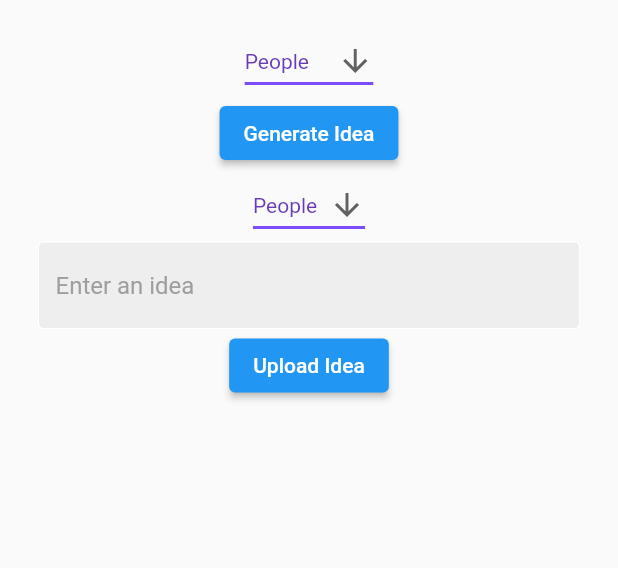
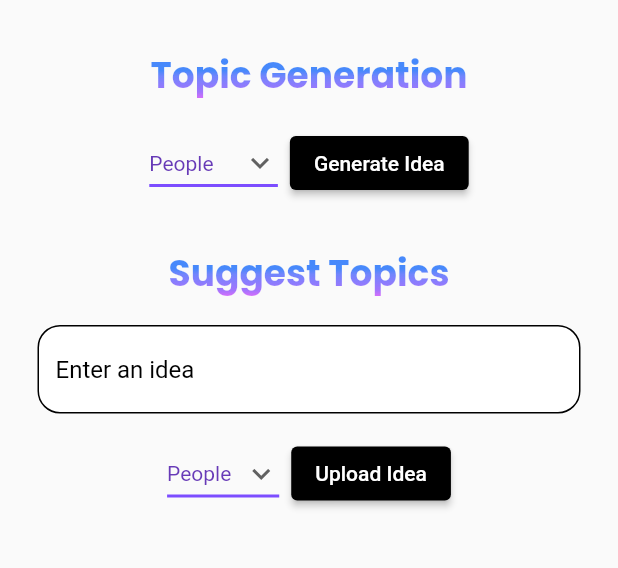
Before and after one commit to Melancholy22/ide_art_mobile_app, a Flutter app: the UserIdeas screen opened directly, on a phone screen of 412 x 824 dp, the part 65-633 px from its top. Run offline on Flutter 3.47's test engine with Material 2 defaults, Android fonts, the phone set to English and light mode, and no system bars; our stand-ins replace flutter_riverpod, go_router, google_nav_bar, image_picker; missing offline and left inert: amplify_api, amplify_auth_cognito, amplify_authenticator, amplify_core, amplify_datastore, amplify_flutter and 1 more; network calls fail.

Commit message:
Added search page, idea page ui

```diff
--- a/lib/components/drop_down_menu.dart
+++ b/lib/components/drop_down_menu.dart
@@ -35,7 +35,7 @@ class _DropdownButton1State extends State<DropdownButton1> {
   Widget build(BuildContext context) {
     return DropdownButton<String>(
       value: dropdownValue,
-      icon: const Icon(Icons.arrow_downward),
+      icon: const Icon(Icons.expand_more),
       elevation: 16,
       style: const TextStyle(color: Colors.deepPurple),
       underline: Container(
--- a/lib/components/my_textfield.dart
+++ b/lib/components/my_textfield.dart
@@ -20,16 +20,17 @@ class MyTextField extends StatelessWidget {
         controller: controller,
         obscureText: obscureText,
         decoration: InputDecoration(
-            enabledBorder: const OutlineInputBorder(
-              borderSide: BorderSide(color: Colors.white),
+            enabledBorder:  OutlineInputBorder(
+              borderRadius: BorderRadius.circular(15.0),
+              borderSide: const BorderSide(color: Colors.black),
             ),
             focusedBorder: OutlineInputBorder(
               borderSide: BorderSide(color: Colors.grey.shade400),
             ),
-            fillColor: Colors.grey.shade200,
+            fillColor: Colors.white,
             filled: true,
             hintText: hintText,
-            hintStyle: TextStyle(color: Colors.grey[500])),
+            hintStyle: TextStyle(color: Colors.black)),
       ),
     );
   }
--- a/lib/features/pages/UserIdeas.dart
+++ b/lib/features/pages/UserIdeas.dart
@@ -8,6 +8,9 @@ import 'package:ide_art_mobile_app/components/my_textfield.dart';
 import 'package:ide_art_mobile_app/components/top_app_bar.dart';
 import '../../models/ArtIdea.dart';
 import '../../models/FilterType.dart';
+import 'package:ide_art_mobile_app/common/utils/colors.dart';
+import '../../components/gradient_text.dart';
+
 
 class UserIdeas extends StatelessWidget {
   const UserIdeas({super.key});
@@ -146,8 +149,29 @@ class UserIdeas extends StatelessWidget {
         child:
           Column(
             children: [
+              const Padding(
+                padding: EdgeInsets.all(16.0),
+                child: GradientText(
+                  'Topic Generation',
+                  style: TextStyle(
+                    fontSize: 24,
+                    fontFamily: 'Poppins',
+                    fontWeight: FontWeight.bold
+                    ),
+                  gradient: ideArtColor1,
+                ),
+              ),
+              Row(
+                mainAxisAlignment: MainAxisAlignment.center,
+                crossAxisAlignment: CrossAxisAlignment.center,
+                children: [
                   drop1,
-              ElevatedButton(
+                  Padding(
+                    padding: const EdgeInsets.only(left:8.0),
+                    child: ElevatedButton(
+                      style: ElevatedButton.styleFrom(
+                        backgroundColor: Colors.black, // Background color
+                      ),
                       child: Text('Generate Idea'),
                       onPressed: () {
                         String str= drop1.getDrop();
@@ -157,25 +181,52 @@ class UserIdeas extends StatelessWidget {
                           generateScenario().whenComplete(() => displayStuff());
                         },
                       ),
-              // ElevatedButton(
-              //   child: Text('Generate Scenario'),
-              //   onPressed: () {
-              //     generateScenario();
-              //   },
-              // ),
-              DropdownButtonExample(),
-              MyTextField(
+                  ),
+
+                ],
+              ),
+
+              const Padding(
+                padding: EdgeInsets.only(top:32.0, bottom: 16.0),
+                child: GradientText(
+                  'Suggest Topics',
+                  style: TextStyle(
+                    fontSize: 24,
+                    fontFamily: 'Poppins',
+                    fontWeight: FontWeight.bold
+                    ),
+                  gradient: ideArtColor1,
+                ),
+              ),
+
+              Padding(
+                padding: const EdgeInsets.only(bottom: 16.0),
+                child: MyTextField(
                   controller: ideaController,
                   hintText: 'Enter an idea',
                   obscureText: false,
                 ),
-              ElevatedButton(
+              ),
+
+              Row(
+                mainAxisAlignment: MainAxisAlignment.center,
+                crossAxisAlignment: CrossAxisAlignment.center,
+                children: [
+                  DropdownButtonExample(),
+                  Padding(
+                    padding: const EdgeInsets.only(left:8.0),
+                    child: ElevatedButton(
+                        style: ElevatedButton.styleFrom(
+                        backgroundColor: Colors.black, // Background color
+                      ),
                       child: Text('Upload Idea'),
                       onPressed: () {
                         check(_DropdownButtonExampleState.dropdownValue).whenComplete(() => createArtIdea());
                       },
                     ),
-
+                  )
+                ],
+              ),
             ],
           ),
       ),
@@ -198,7 +249,7 @@ class _DropdownButtonExampleState extends State<DropdownButtonExample> {
   Widget build(BuildContext context) {
     return DropdownButton<String>(
       value: dropdownValue,
-      icon: const Icon(Icons.arrow_downward),
+      icon: const Icon(Icons.expand_more),
       elevation: 16,
       style: const TextStyle(color: Colors.deepPurple),
       underline: Container(
--- a/lib/pages/home_page.dart
+++ b/lib/pages/home_page.dart
@@ -25,6 +25,7 @@ class _HomePageState extends State<HomePage> {
 
   final List<Widget> _children = [
     UserHome(),
+    UserSearch(),
     UserIdeas(),
     UserCreate(),
     UserProfile()
@@ -54,6 +55,7 @@ class _HomePageState extends State<HomePage> {
                 },
                 tabs: [
                   GButton(icon: Icons.home, text: ' Home'),
+                  GButton(icon: Icons.search, text: ' Search'),
                   GButton(icon: Icons.lightbulb, text: ' Ideas'),
                   GButton(icon: Icons.mode, text: ' Create'),
                   GButton(icon: Icons.person, text: ' Me'),
```
Lines whose indentation alone changed are shown as unchanged.
